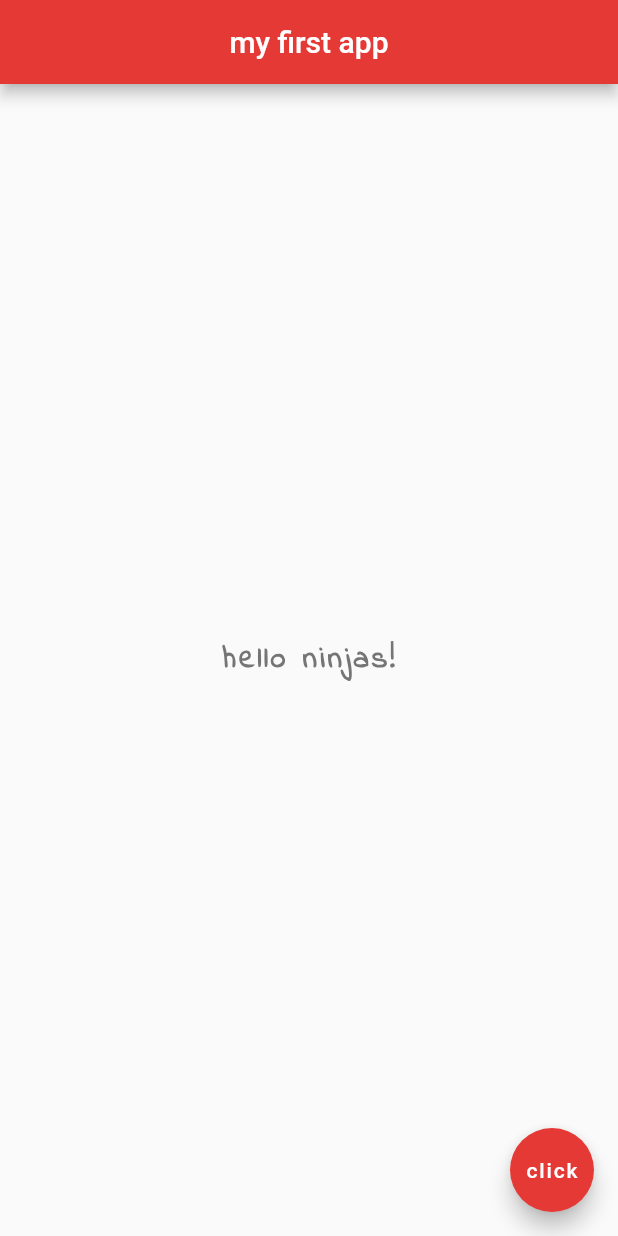
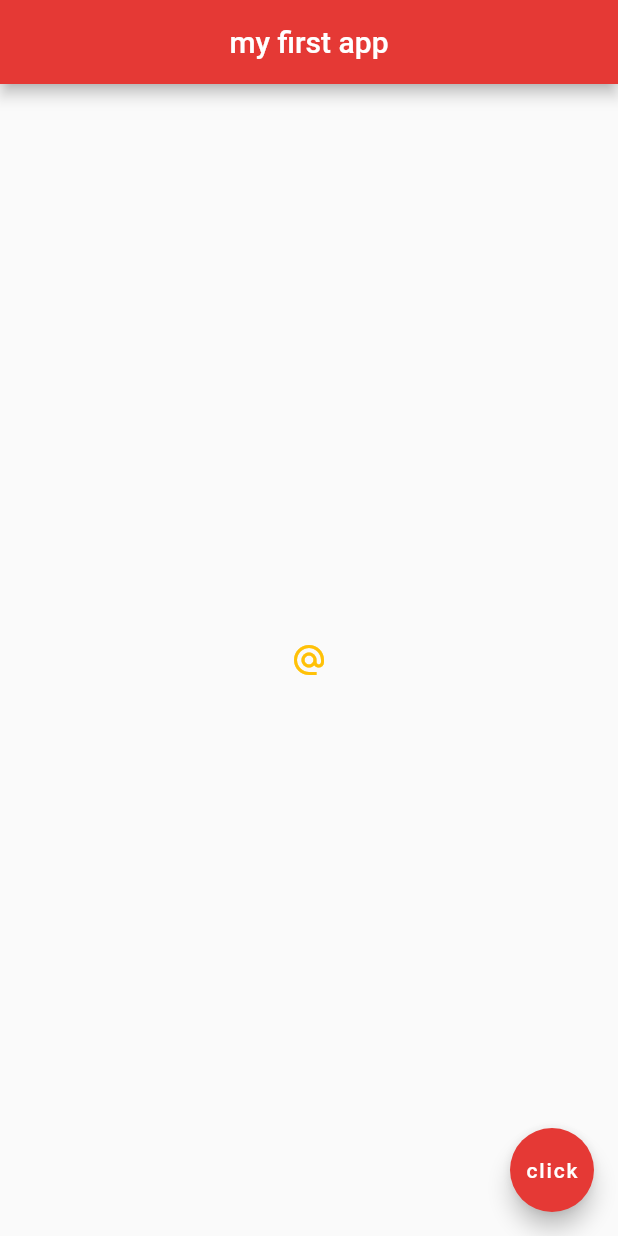
Before and after one commit to chemedev/flutter-tutorial, a Flutter app: the screen it shows after launch, on a phone screen of 412 x 824 dp. Run offline on Flutter 3.47's test engine with Material 2 defaults, Android fonts, the phone set to English and light mode, and no system bars.

Commit message:
widgets-images-buttons

```diff
--- a/lib/main.dart
+++ b/lib/main.dart
@@ -2,29 +2,33 @@ import 'package:flutter/material.dart';
 
 void main() {
   runApp(MaterialApp(
-    home: Scaffold(
+    home: Home(),
+  ));
+}
+
+class Home extends StatelessWidget {
+  @override
+  Widget build(BuildContext context) {
+    return Scaffold(
       appBar: AppBar(
         title: Text('my first app'),
         centerTitle: true,
         backgroundColor: Colors.red[600],
       ),
       body: Center(
-        child: Text(
-          'hello ninjas!',
-          style: TextStyle(
-            fontSize: 20.0,
-            fontWeight: FontWeight.bold,
-            letterSpacing: 2.0,
-            color: Colors.grey[600],
-            fontFamily: 'IndieFlower',
-          )
-        ),
+        child: IconButton(
+          onPressed: () {
+            print('you clicked me');
+          },
+          icon: Icon(Icons.alternate_email),
+          color: Colors.amber,
+        )
       ),
       floatingActionButton: FloatingActionButton(
         onPressed: () {},
         child: Text('click'),
         backgroundColor: Colors.red[600],
       ),
-    ),
-  ));
+    );
+  }
 }
--- a/pubspec.yaml
+++ b/pubspec.yaml
@@ -45,9 +45,8 @@ flutter:
   uses-material-design: true
 
   # To add assets to your application, add an assets section, like this:
-  # assets:
-  #   - images/a_dot_burr.jpeg
-  #   - images/a_dot_ham.jpeg
+  assets:
+    - assets/
 
   # An image asset can refer to one or more resolution-specific "variants", see
   # https://flutter.dev/assets-and-images/#resolution-aware.
```
Also changed, not shown: assets/space-1.jpg (added), assets/space-2.jpg (added), assets/space-3.jpg (added).
